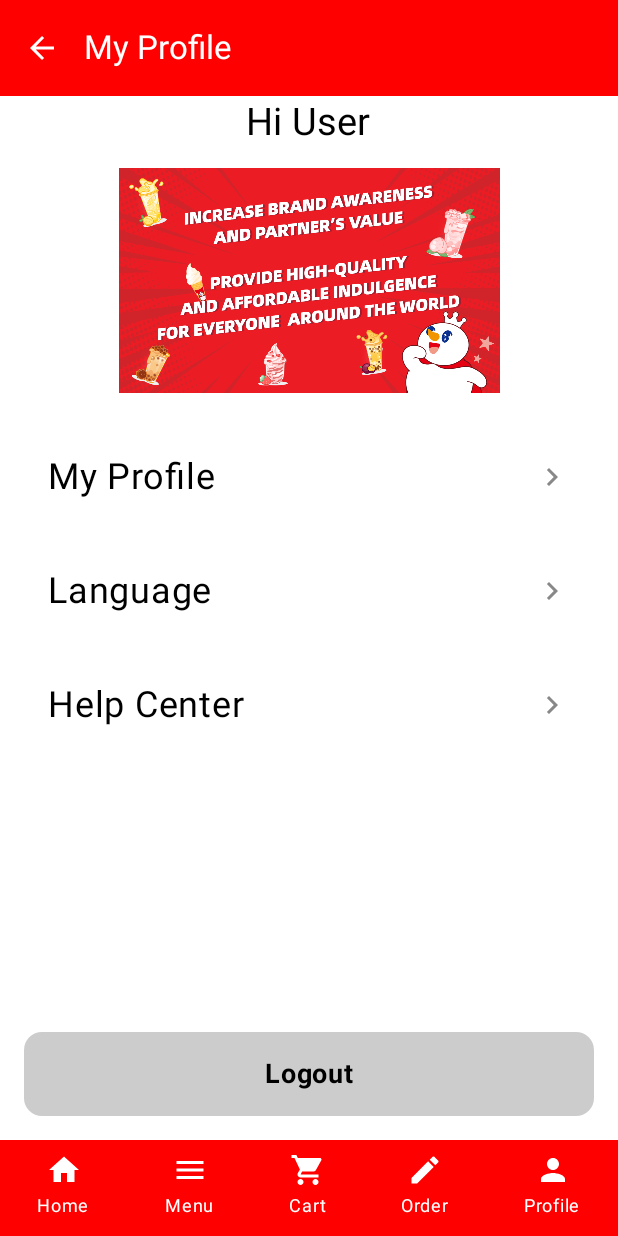
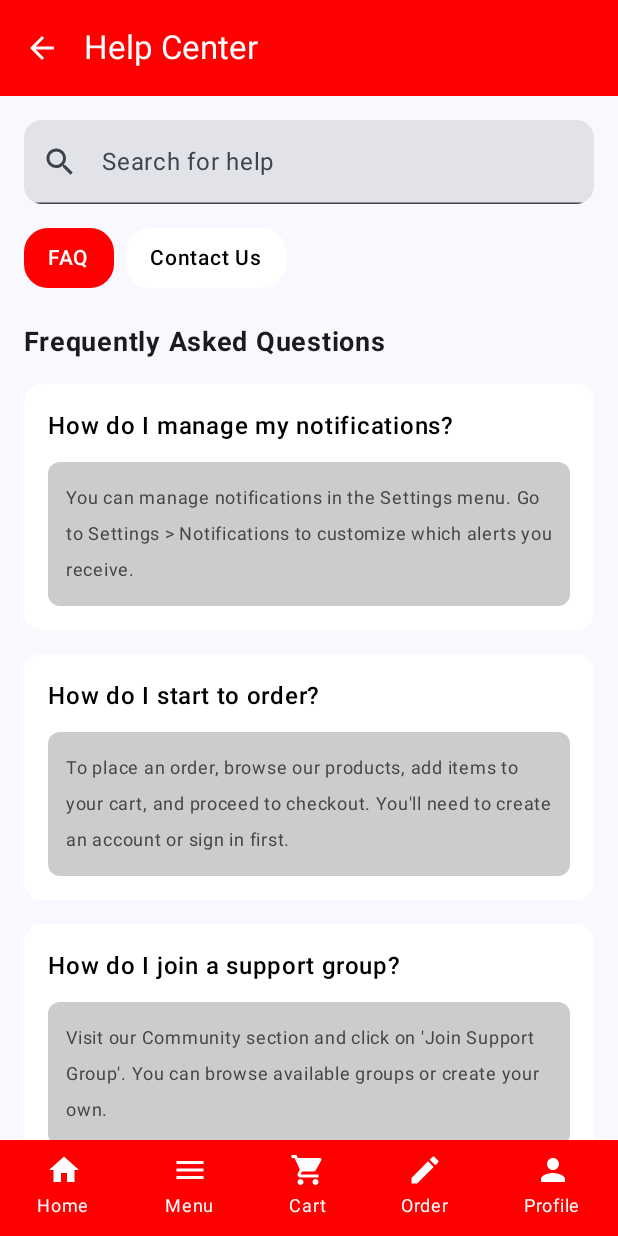
Before and after one commit to wenqi0401/KotlinAssignment, an Android app built with Jetpack Compose: the ProfileScreen screen opened through its navigation route, after a tap on "Help Center", on a phone screen of 412 x 824 dp. Run offline under Robolectric (Android 15) with nearby library versions, the phone set to English and light mode, and no system bars; our stand-ins replace Room's generated code.

Commit message:
help center

```diff
--- /dev/null
+++ b/app/src/main/java/com/example/myapplication/HelpCenterScreen.kt
@@ -0,0 +1,348 @@
+package com.example.myapplication
+
+import android.content.Intent
+import android.content.pm.PackageManager
+import android.net.Uri
+import androidx.compose.foundation.background
+import androidx.compose.foundation.clickable
+import androidx.compose.foundation.layout.Arrangement
+import androidx.compose.foundation.layout.Box
+import androidx.compose.foundation.layout.Column
+import androidx.compose.foundation.layout.Row
+import androidx.compose.foundation.layout.Spacer
+import androidx.compose.foundation.layout.fillMaxSize
+import androidx.compose.foundation.layout.fillMaxWidth
+import androidx.compose.foundation.layout.height
+import androidx.compose.foundation.layout.padding
+import androidx.compose.foundation.layout.size
+import androidx.compose.foundation.lazy.LazyColumn
+import androidx.compose.foundation.lazy.items
+import androidx.compose.foundation.rememberScrollState
+import androidx.compose.foundation.shape.RoundedCornerShape
+import androidx.compose.foundation.verticalScroll
+import androidx.compose.material.icons.Icons
+import androidx.compose.material.icons.filled.ArrowBack
+import androidx.compose.material.icons.filled.Search
+import androidx.compose.material3.Card
+import androidx.compose.material3.CardDefaults
+import androidx.compose.material3.ExperimentalMaterial3Api
+import androidx.compose.material3.Icon
+import androidx.compose.material3.IconButton
+import androidx.compose.material3.Scaffold
+import androidx.compose.material3.Text
+import androidx.compose.material3.TextField
+import androidx.compose.material3.TopAppBar
+import androidx.compose.runtime.Composable
+import androidx.compose.runtime.getValue
+import androidx.compose.runtime.mutableStateOf
+import androidx.compose.runtime.remember
+import androidx.compose.runtime.setValue
+import androidx.compose.ui.Alignment
+import androidx.compose.ui.Modifier
+import androidx.compose.ui.graphics.Color
+import androidx.compose.ui.platform.LocalContext
+import androidx.compose.ui.text.font.FontWeight
+import androidx.compose.ui.unit.dp
+import androidx.compose.ui.unit.sp
+import androidx.core.content.ContextCompat.startActivity
+import androidx.navigation.NavHostController
+
+// Sample data with questions and answers
+data class FaqItem(val question: String, val answer: String)
+
+val faqItems = listOf(
+    FaqItem(
+        "How do I manage my notifications?",
+        "You can manage notifications in the Settings menu. Go to Settings > Notifications to customize which alerts you receive."
+    ),
+    FaqItem(
+        "How do I start to order?",
+        "To place an order, browse our products, add items to your cart, and proceed to checkout. You'll need to create an account or sign in first."
+    ),
+    FaqItem(
+        "How do I join a support group?",
+        "Visit our Community section and click on 'Join Support Group'. You can browse available groups or create your own."
+    ),
+    FaqItem(
+        "Is my data safe and private?",
+        "Yes, we take data security seriously. All your personal information is encrypted and we never share your data with third parties without your consent."
+    )
+)
+
+// Contact option data class with intent information
+data class ContactOption(
+    val name: String,
+    val intent: Intent,
+    val icon: Int? = null // You could add icon resources here if needed
+)
+
+// Function to create contact options with intents
+fun getContactOptions(context: android.content.Context): List<ContactOption> {
+    return listOf(
+        ContactOption(
+            "Call Support",
+            Intent(Intent.ACTION_DIAL).apply {
+                data = Uri.parse("tel:+11234567890") // Replace with your support number
+            }
+        ),
+        ContactOption(
+            "WhatsApp",
+            Intent(Intent.ACTION_VIEW).apply {
+                data = Uri.parse("https://wa.me/11234567890") // Replace with your WhatsApp number
+                setPackage("com.whatsapp")
+            }
+        ),
+        ContactOption(
+            "Email",
+            Intent(Intent.ACTION_SENDTO).apply {
+                data = Uri.parse("mailto:support@example.com") // Replace with your support email
+                putExtra(Intent.EXTRA_SUBJECT, "Support Request")
+            }
+        ),
+        ContactOption(
+            "Website",
+            Intent(Intent.ACTION_VIEW).apply {
+                data = Uri.parse("https://www.example.com") // Replace with your website
+            }
+        ),
+        ContactOption(
+            "Facebook",
+            Intent(Intent.ACTION_VIEW).apply {
+                data = Uri.parse("https://www.facebook.com/yourpage") // Replace with your Facebook page
+                setPackage("com.facebook.katana")
+            }
+        ),
+        ContactOption(
+            "Twitter",
+            Intent(Intent.ACTION_VIEW).apply {
+                data = Uri.parse("https://twitter.com/yourhandle") // Replace with your Twitter handle
+                setPackage("com.twitter.android")
+            }
+        ),
+        ContactOption(
+            "Instagram",
+            Intent(Intent.ACTION_VIEW).apply {
+                data = Uri.parse("https://www.instagram.com/yourprofile") // Replace with your Instagram profile
+                setPackage("com.instagram.android")
+            }
+        )
+    )
+}
+
+@OptIn(ExperimentalMaterial3Api::class)
+@Composable
+fun HelpCenterScreen(navController: NavHostController) {
+    var selectedTab by remember { mutableStateOf("FAQ") }
+    var searchText by remember { mutableStateOf("") }
+    val context = LocalContext.current
+
+    Scaffold(
+        topBar = {
+            TopAppBar(
+                title = { Text("Help Center", color = Color.White) },
+                navigationIcon = {
+                    IconButton(onClick = { navController.popBackStack() }) {
+                        Icon(
+                            imageVector = Icons.Default.ArrowBack,
+                            contentDescription = "Back",
+                            tint = Color.White
+                        )
+                    }
+                },
+                colors = androidx.compose.material3.TopAppBarDefaults.topAppBarColors(
+                    containerColor = Color.Red
+                )
+            )
+        }
+    ) { padding ->
+        Column(
+            modifier = Modifier
+                .fillMaxSize()
+                .padding(padding)
+                .background(Color.Transparent)
+        ) {
+            // Search Bar
+            TextField(
+                value = searchText,
+                onValueChange = { searchText = it },
+                placeholder = { Text("Search for help") },
+                leadingIcon = {
+                    Icon(
+                        imageVector = Icons.Default.Search,
+                        contentDescription = "Search"
+                    )
+                },
+                modifier = Modifier
+                    .fillMaxWidth()
+                    .padding(16.dp),
+                shape = RoundedCornerShape(12.dp)
+            )
+
+            // FAQ and Contact Us tabs
+            HelpCenterTabs(selectedTab = selectedTab, onTabSelected = { selectedTab = it })
+
+            Spacer(modifier = Modifier.height(16.dp))
+
+            // Content based on selected tab
+            when (selectedTab) {
+                "FAQ" -> FaqContent()
+                "Contact Us" -> ContactUsContent(context = context)
+            }
+        }
+    }
+}
+
+@Composable
+fun HelpCenterTabs(selectedTab: String, onTabSelected: (String) -> Unit) {
+    val tabs = listOf("FAQ", "Contact Us")
+
+    Row(
+        modifier = Modifier
+            .fillMaxWidth()
+            .padding(horizontal = 16.dp),
+        horizontalArrangement = Arrangement.spacedBy(8.dp)
+    ) {
+        tabs.forEach { tab ->
+            HelpCenterTab(
+                title = tab,
+                isSelected = tab == selectedTab,
+                onClick = { onTabSelected(tab) }
+            )
+        }
+    }
+}
+
+@Composable
+fun HelpCenterTab(title: String, isSelected: Boolean, onClick: () -> Unit) {
+    val backgroundColor = if (isSelected) Color.Red else Color.White
+    val textColor = if (isSelected) Color.White else Color.Black
+
+    Card(
+        modifier = Modifier
+            .clickable(onClick = onClick),
+        shape = RoundedCornerShape(16.dp),
+        colors = CardDefaults.cardColors(containerColor = backgroundColor)
+    ) {
+        Text(
+            text = title,
+            color = textColor,
+            fontSize = 14.sp,
+            fontWeight = FontWeight.Medium,
+            modifier = Modifier.padding(horizontal = 16.dp, vertical = 8.dp)
+        )
+    }
+}
+
+@Composable
+fun FaqContent() {
+    Column(
+        modifier = Modifier
+            .fillMaxWidth()
+            .padding(horizontal = 16.dp)
+    ) {
+        Text(
+            text = "Frequently Asked Questions",
+            fontWeight = FontWeight.Bold,
+            fontSize = 18.sp,
+            modifier = Modifier.padding(vertical = 8.dp)
+        )
+
+        // Display FAQ items with questions and answers
+        LazyColumn(
+            modifier = Modifier
+                .fillMaxWidth()
+        ) {
+            items(faqItems) { faqItem ->
+                // White box containing both question and answer
+                Column(
+                    modifier = Modifier
+                        .fillMaxWidth()
+                        .padding(vertical = 8.dp)
+                        .background(Color.White, RoundedCornerShape(12.dp))
+                        .padding(16.dp)
+                ) {
+                    // Question
+                    Text(
+                        text = faqItem.question,
+                        fontSize = 16.sp,
+                        fontWeight = FontWeight.Medium,
+                        color = Color.Black
+                    )
+
+                    Spacer(modifier = Modifier.height(12.dp))
+
+                    // Answer in gray box with smaller text
+                    Box(
+                        modifier = Modifier
+                            .fillMaxWidth()
+                            .background(Color.LightGray, RoundedCornerShape(8.dp))
+                            .padding(12.dp)
+                    ) {
+                        Text(
+                            text = faqItem.answer,
+                            fontSize = 12.sp,
+                            color = Color.DarkGray
+                        )
+                    }
+                }
+            }
+        }
+    }
+}
+
+@Composable
+fun ContactUsContent(context: android.content.Context) {
+    val contactOptions = remember { getContactOptions(context) }
+
+    Column(
+        modifier = Modifier
+            .fillMaxWidth()
+            .padding(horizontal = 16.dp)
+    ) {
+        Text(
+            text = "Contact Us",
+            fontWeight = FontWeight.Bold,
+            fontSize = 18.sp,
+            modifier = Modifier.padding(vertical = 8.dp)
+        )
+
+        // Contact options with clickable intents
+        LazyColumn(
+            modifier = Modifier
+                .fillMaxWidth()
+        ) {
+            items(contactOptions) { option ->
+                Box(
+                    modifier = Modifier
+                        .fillMaxWidth()
+                        .padding(vertical = 4.dp)
+                        .height(60.dp)
+                        .background(Color.White, RoundedCornerShape(12.dp))
+                        .clickable {
+                            try {
+                                startActivity(context, option.intent, null)
+                            } catch (e: Exception) {
+                                // Fallback to browser if app not installed
+                                if (option.intent.`package` != null) {
+                                    val browserIntent = Intent(
+                                        Intent.ACTION_VIEW,
+                                        option.intent.data
+                                    )
+                                    startActivity(context, browserIntent, null)
+                                }
+                            }
+                        },
+                    contentAlignment = Alignment.Center
+                ) {
+                    Text(
+                        text = option.name,
+                        fontSize = 14.sp,
+                        fontWeight = FontWeight.Medium,
+                        color = Color.Black
+                    )
+                }
+                Spacer(modifier = Modifier.height(8.dp))
+            }
+        }
+    }
+}
--- a/app/src/main/java/com/example/myapplication/HomeScreen.kt
+++ b/app/src/main/java/com/example/myapplication/HomeScreen.kt
@@ -89,9 +89,6 @@ fun MenuMainScreen(navController: NavHostController, menuManager: MilkTeaMenuMan
                 navController.navigate("item_detail/${item.name}")
             }
 
-            MenuOptionButton("Menu", Icons.Default.ArrowForward) {
-                navController.navigate("menu_full")
-            }
 
             Spacer(modifier = Modifier.weight(1f))
 
--- a/app/src/main/java/com/example/myapplication/Navigate.kt
+++ b/app/src/main/java/com/example/myapplication/Navigate.kt
@@ -148,6 +148,10 @@ fun MyApp() {
                 val orderId = backStackEntry.arguments?.getString("orderId") ?: ""
                 AdminOrderDetailScreen(navController, orderId, repository = OrderRepository(LocalContext.current))
             }
+            composable("help_center") {
+                HelpCenterScreen(navController = navController)
+            }
+
         }
     }
 }
--- a/app/src/main/java/com/example/myapplication/ProfileScreen.kt
+++ b/app/src/main/java/com/example/myapplication/ProfileScreen.kt
@@ -125,7 +125,7 @@ fun ProfileScreen(
                 )
                 ProfileOptionItem(
                     title = "Help Center",
-                    onClick = { /* Handle Help Center click */ }
+                    onClick = { navController.navigate("help_center") }
                 )
             }
 
@@ -194,10 +194,3 @@ fun ProfileOptionItem(title: String, onClick: () -> Unit) {
         }
     }
 }
-
-@Preview(showBackground = true)
-@Composable
-fun ProfileScreenPreview() {
-    val navController = androidx.navigation.compose.rememberNavController()
-    ProfileScreen(navController = navController)
-}
```
Also changed, not shown: 2 other files.
